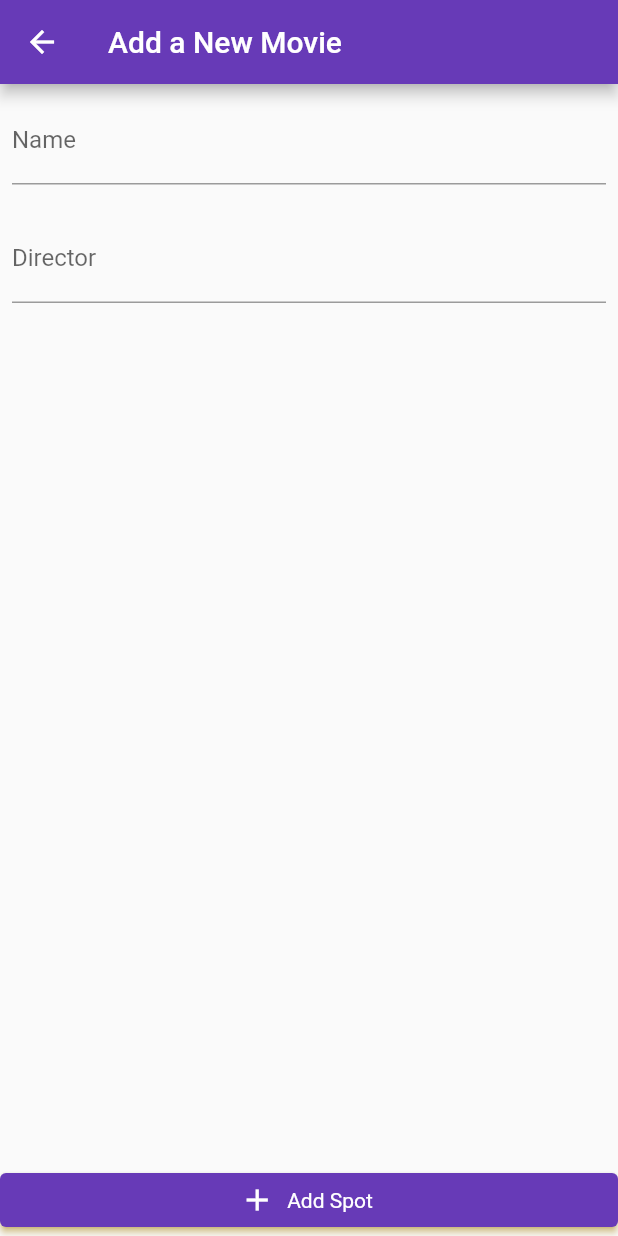
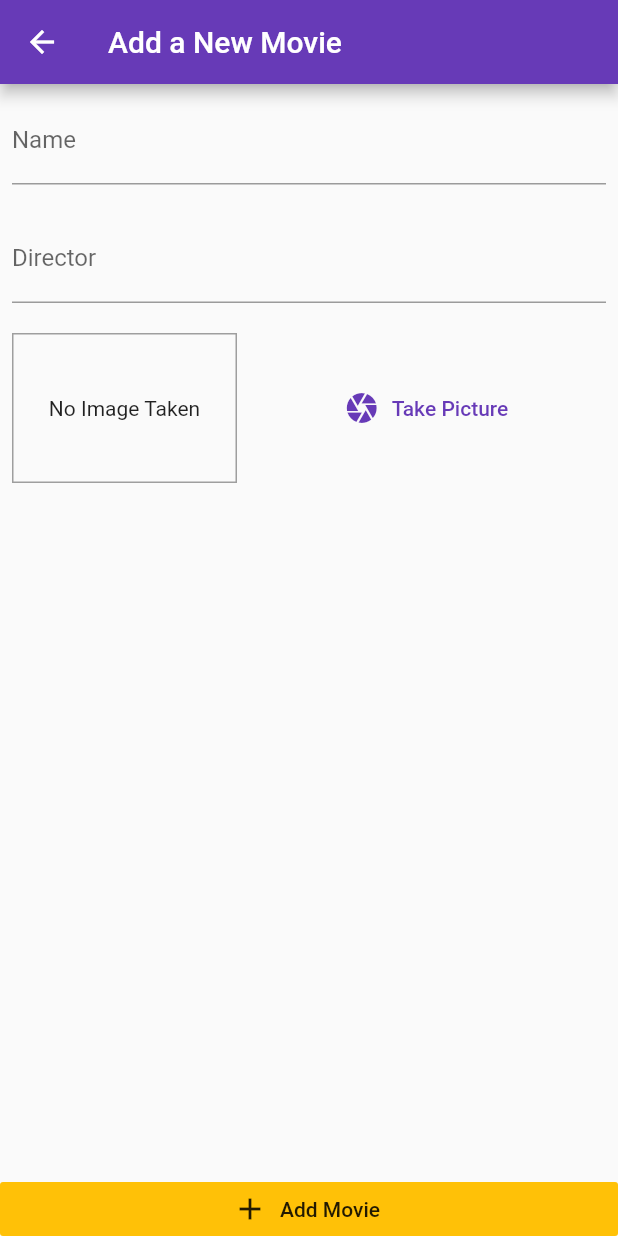
Before and after one commit to harshthakur066/Movie-list--app-task, a Flutter app: the MovieAddScreen screen opened by its route, on a phone screen of 412 x 824 dp. Run offline on Flutter 3.47's test engine with Material 2 defaults, Android fonts, the light colour scheme and no system bars; our stand-ins replace firebase_core, image_picker, sqflite; accounts and stored records are empty.

Commit message:
added image from galary on add movie screen"

```diff
--- a/lib/models/movie.dart
+++ b/lib/models/movie.dart
@@ -1,6 +1,4 @@
 import 'dart:io';
-
-import 'package:flutter/foundation.dart';
 
 class Movie {
   final String id;
--- a/lib/providers/movies.dart
+++ b/lib/providers/movies.dart
@@ -35,6 +35,7 @@ class Movies with ChangeNotifier {
         'image': newMovie.image.path,
       },
     );
+    print('Added Movie');
   }
 
   Future<void> editData(String id, Movie editedMovie) async {
@@ -52,6 +53,7 @@ class Movies with ChangeNotifier {
             'image': editedMovie.image.path,
           },
           id);
+      print('Updated Movie');
     } else {
       print('Update fail');
     }
@@ -70,6 +72,7 @@ class Movies with ChangeNotifier {
         )
         .toList();
     notifyListeners();
+    print('Fetched Movies');
   }
 
   Future<void> deleteData(String id) async {
@@ -79,5 +82,6 @@ class Movies with ChangeNotifier {
     notifyListeners();
 
     await DBHelper.delete('Movies', id);
+    print('Deleted Movie');
   }
 }
--- a/lib/screens/movie_add_screen.dart
+++ b/lib/screens/movie_add_screen.dart
@@ -3,6 +3,7 @@ import 'dart:io';
 import 'package:flutter/material.dart';
 import 'package:movie_list_app/models/movie.dart';
 import 'package:movie_list_app/providers/movies.dart';
+import 'package:movie_list_app/widgets/image_input.dart';
 import 'package:provider/provider.dart';
 
 class MovieAddScreen extends StatefulWidget {
@@ -64,24 +65,20 @@ class _MovieAddScreenState extends State<MovieAddScreen> {
                     decoration: InputDecoration(labelText: 'Director'),
                     controller: _directorController,
                   ),
-                  SizedBox(height: 10),
-                  // ImageInput(_selectImage),
-                  SizedBox(height: 10),
+                  SizedBox(height: 20),
+                  ImageInput(_selectImage),
                 ],
               ),
             ),
           )),
-          ElevatedButton.icon(
+          RaisedButton.icon(
             onPressed: _saveMovie,
             icon: Icon(Icons.add),
-            label: Text('Add Spot'),
-            // materialTapTargetSize: MaterialTapTargetSize.shrinkWrap,
-            // color: Theme.of(context).accentColor,
+            label: Text('Add Movie'),
+            elevation: 0,
+            materialTapTargetSize: MaterialTapTargetSize.shrinkWrap,
+            color: Theme.of(context).accentColor,
             // textColor: Colors.white,
-            style: ElevatedButton.styleFrom(
-              textStyle: const TextStyle(color: Colors.white),
-              shadowColor: Theme.of(context).accentColor,
-            ),
           ),
         ],
       ),
--- a/lib/widgets/image_input.dart
+++ b/lib/widgets/image_input.dart
@@ -0,0 +1,76 @@
+import 'dart:io';
+
+import 'package:flutter/material.dart';
+import 'package:path/path.dart' as path;
+import 'package:path_provider/path_provider.dart' as syspaths;
+
+import 'package:image_picker/image_picker.dart';
+
+class ImageInput extends StatefulWidget {
+  final Function _onSelectImage;
+
+  ImageInput(this._onSelectImage);
+
+  @override
+  _ImageInputState createState() => _ImageInputState();
+}
+
+class _ImageInputState extends State<ImageInput> {
+  File? _storedImage;
+  final _picker = ImagePicker();
+
+  Future<void> _takePicture() async {
+    final imageFile = await _picker.pickImage(
+      source: ImageSource.gallery,
+      maxWidth: 600,
+    );
+    if (imageFile == null) {
+      return;
+    }
+    setState(() {
+      _storedImage = File(imageFile.path);
+    });
+    final appDir = await syspaths.getApplicationDocumentsDirectory();
+    final fileName = path.basename(imageFile.path);
+    final savedImage =
+        await File(imageFile.path).copy('${appDir.path}/$fileName');
+    widget._onSelectImage(savedImage);
+  }
+
+  @override
+  Widget build(BuildContext context) {
+    return Row(
+      children: <Widget>[
+        Container(
+          width: 150,
+          height: 100,
+          decoration: BoxDecoration(
+            border: Border.all(width: 1, color: Colors.grey),
+          ),
+          child: _storedImage != null
+              ? Image.file(
+                  _storedImage as File,
+                  fit: BoxFit.cover,
+                  width: double.infinity,
+                )
+              : Text(
+                  'No Image Taken',
+                  textAlign: TextAlign.center,
+                ),
+          alignment: Alignment.center,
+        ),
+        SizedBox(
+          width: 10,
+        ),
+        Expanded(
+          child: FlatButton.icon(
+            icon: Icon(Icons.camera),
+            label: Text('Take Picture'),
+            textColor: Theme.of(context).primaryColor,
+            onPressed: _takePicture,
+          ),
+        ),
+      ],
+    );
+  }
+}
```
